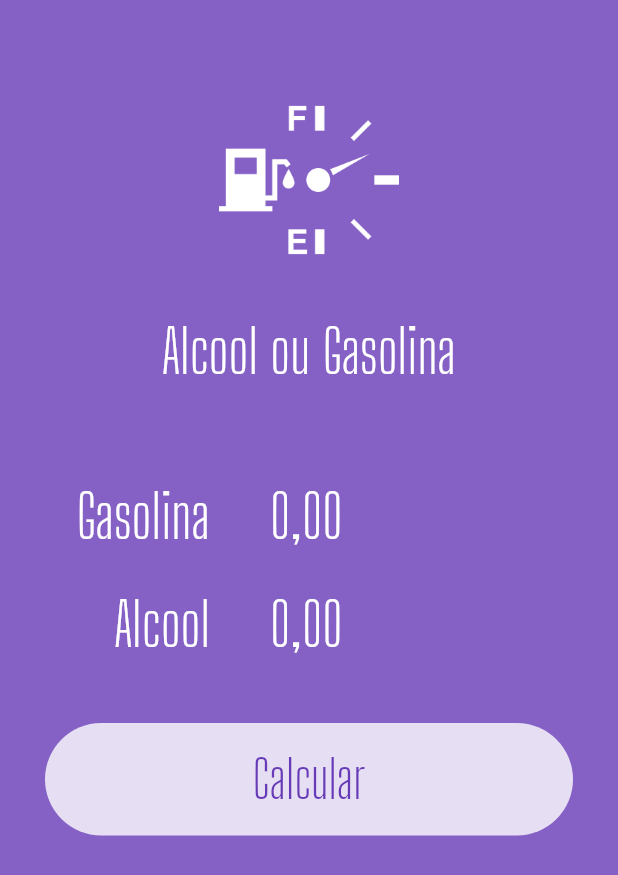
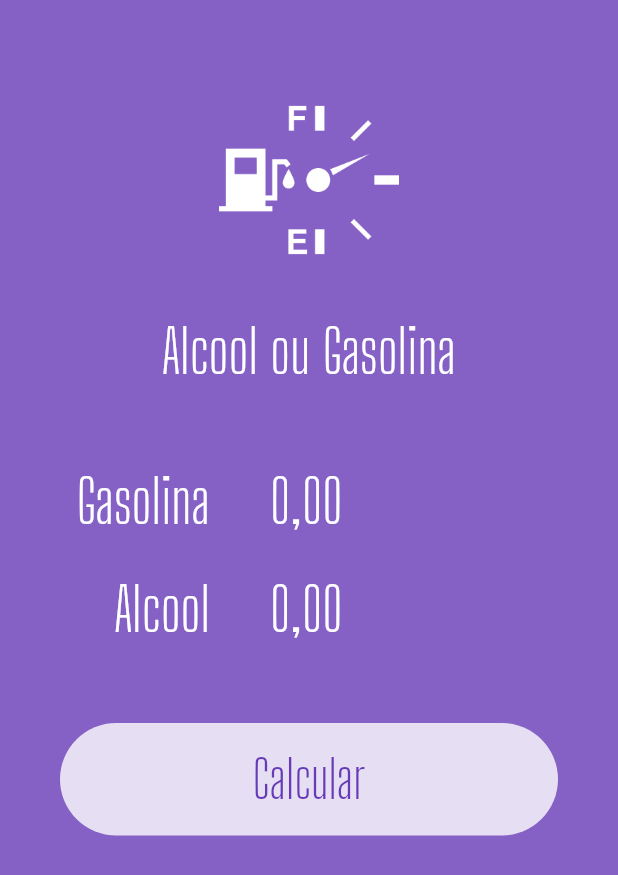
Before and after one commit to RaphaelfsOliveira/flutter_course_balta_io_alcool_gasolina, a Flutter app: the screen it shows after launch, on a phone screen of 412 x 824 dp. Shown: the top 875 px of the screen. Run offline on Flutter 3.47's test engine with Material 2 defaults, Android fonts, the phone set to English and light mode, and no system bars; our stand-ins replace flutter_masked_text.

Commit message:
- espaçamento

```diff
--- a/app/lib/main.dart
+++ b/app/lib/main.dart
@@ -51,7 +51,7 @@ class HomePage extends StatelessWidget {
             ],
           ),
           Container(
-            margin: EdgeInsets.all(30),
+            margin: EdgeInsets.all(40),
             height: 75,
             decoration: BoxDecoration(
               color: Colors.white.withOpacity(0.8),
--- a/app/lib/widgets/logo.widget.dart
+++ b/app/lib/widgets/logo.widget.dart
@@ -25,7 +25,7 @@ class Logo extends StatelessWidget {
           textAlign: TextAlign.center,
         ),
         SizedBox(
-          height: 50,
+          height: 40,
         ),
       ],
     );
```
